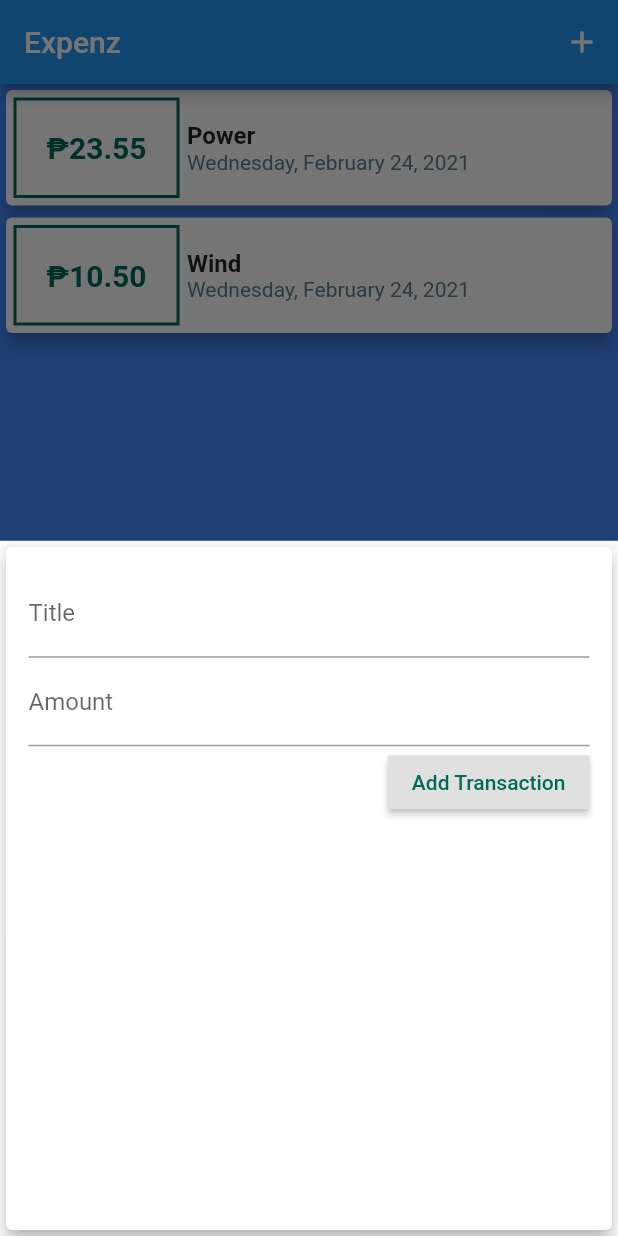
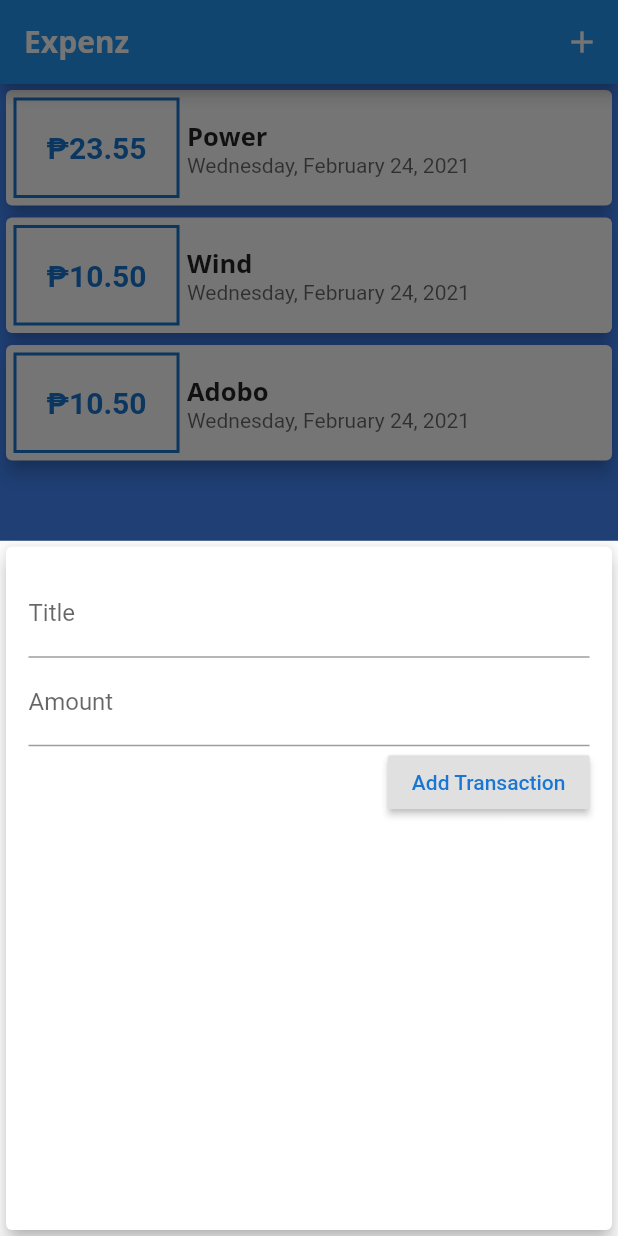
Before and after one commit to EleaFederio/expensesApp, a Flutter app: the screen it shows after launch, after a tap on the "add" icon, on a phone screen of 412 x 824 dp. Run offline on Flutter 3.47's test engine with Material 2 defaults, Android fonts, the phone set to English and light mode, and no system bars.

Commit message:
add global theme

```diff
--- a/lib/main.dart
+++ b/lib/main.dart
@@ -14,6 +14,21 @@ class MyApp extends StatelessWidget {
       title: 'Flutter Demo',
       theme: ThemeData(
         primarySwatch: Colors.blue,
+        secondaryHeaderColor: Colors.amber,
+        accentColor: Colors.orange[800],
+        fontFamily: 'Quicksand',
+        textTheme: ThemeData.light().textTheme.copyWith(
+            title: TextStyle(
+                fontFamily: 'OpenSans',
+                fontWeight: FontWeight.w600,
+                fontSize: 17)),
+        appBarTheme: AppBarTheme(
+          textTheme: ThemeData.light().textTheme.copyWith(
+              title: TextStyle(
+                  fontFamily: 'OpenSans',
+                  fontSize: 20,
+                  fontWeight: FontWeight.w800)),
+        ),
         visualDensity: VisualDensity.adaptivePlatformDensity,
       ),
       home: MyHomePage(),
@@ -22,26 +37,27 @@ class MyApp extends StatelessWidget {
 }
 
 class MyHomePage extends StatefulWidget {
-
   @override
   _MyHomePageState createState() => _MyHomePageState();
 }
 
 class _MyHomePageState extends State<MyHomePage> {
-
   final List<Transaction> _userTransactions = [
     Transaction(id: 't1', title: 'Power', amount: 23.55, date: DateTime.now()),
-    Transaction(id: 't1', title: 'Wind', amount: 10.50, date: DateTime.now())
+    Transaction(id: 't1', title: 'Wind', amount: 10.50, date: DateTime.now()),
+    Transaction(id: 't1', title: 'Adobo', amount: 10.50, date: DateTime.now())
   ];
 
-  void _addNewTransaction(String transactionTitle, double transactionAmount){
+  void _addNewTransaction(String transactionTitle, double transactionAmount) {
     final newTransaction = Transaction(
         title: transactionTitle,
         amount: transactionAmount,
         date: DateTime.now(),
-      id: DateTime.now().toString()
-    );
-    print('transaction title = ' +transactionTitle + ' ' + transactionAmount.toString());
+        id: DateTime.now().toString());
+    print('transaction title = ' +
+        transactionTitle +
+        ' ' +
+        transactionAmount.toString());
     setState(() {
       _userTransactions.add(newTransaction);
     });
@@ -50,15 +66,14 @@ class _MyHomePageState extends State<MyHomePage> {
   void _startAddNewTransaction(BuildContext modalContext) {
     showModalBottomSheet(
         context: modalContext,
-      builder: (_){
+        builder: (_) {
           // GestureDetector prevent from closing when pressed inside the new transaction widget
           return GestureDetector(
             // onTap: () { },
             child: NewTransaction(_addNewTransaction),
             // behavior: HitTestBehavior.opaque,
           );
-      }
-    );
+        });
   }
 
   @override
@@ -70,8 +85,7 @@ class _MyHomePageState extends State<MyHomePage> {
           IconButton(
               icon: Icon(Icons.add),
               color: Colors.white,
-            onPressed: () => _startAddNewTransaction(context)
-          ),
+              onPressed: () => _startAddNewTransaction(context)),
         ],
       ),
       body: SingleChildScrollView(child: TransactionList(_userTransactions)),
@@ -80,8 +94,7 @@ class _MyHomePageState extends State<MyHomePage> {
           child: Icon(
             Icons.add,
           ),
-        onPressed: () => _startAddNewTransaction(context)
-      ),
+          onPressed: () => _startAddNewTransaction(context)),
     );
   }
 }
--- a/lib/widgets/new_transaction.dart
+++ b/lib/widgets/new_transaction.dart
@@ -1,9 +1,7 @@
 import 'package:flutter/material.dart';
 
 class NewTransaction extends StatefulWidget {
-
   final Function addTransaction;
-
 
   NewTransaction(this.addTransaction);
 
@@ -12,17 +10,18 @@ class NewTransaction extends StatefulWidget {
 }
 
 class _NewTransactionState extends State<NewTransaction> {
-
   final titleController = TextEditingController();
   final amountController = TextEditingController();
 
   void submitData() {
     final enteredTitle = titleController.text;
     final enteredAmount = double.parse(amountController.text);
-    if(enteredTitle.isEmpty || enteredAmount <= 0){
+    if (enteredTitle.isEmpty || enteredAmount <= 0) {
       return;
     }
     widget.addTransaction(enteredTitle, enteredAmount);
+    // to close the add new transaction wedget when hit the Add Transaction button
+    Navigator.of(context).pop();
   }
 
   @override
@@ -36,16 +35,12 @@ class _NewTransactionState extends State<NewTransaction> {
             crossAxisAlignment: CrossAxisAlignment.end,
             children: <Widget>[
               TextField(
-              decoration: InputDecoration(
-                labelText: 'Title'
-              ),
+                decoration: InputDecoration(labelText: 'Title'),
                 controller: titleController,
                 onSubmitted: (_) => submitData,
               ),
               TextField(
-              decoration: InputDecoration(
-                labelText: 'Amount'
-              ),
+                decoration: InputDecoration(labelText: 'Amount'),
                 controller: amountController,
                 keyboardType: TextInputType.number,
                 // i get an argument but i don't care about it
@@ -53,11 +48,10 @@ class _NewTransactionState extends State<NewTransaction> {
               ),
               RaisedButton(
                 child: Text('Add Transaction'),
-              textColor: Colors.teal[800],
+                textColor: Theme.of(context).primaryColorDark,
                 onPressed: submitData,
               )
-          ]
-        ),
+            ]),
       ),
     );
   }
--- a/lib/widgets/transaction_list.dart
+++ b/lib/widgets/transaction_list.dart
@@ -3,10 +3,8 @@ import 'package:intl/intl.dart';
 import 'package:personalexpences/models/transaction.dart';
 
 class TransactionList extends StatelessWidget {
-
   final List<Transaction> transactions;
   TransactionList(this.transactions);
-
 
   @override
   Widget build(BuildContext context) {
@@ -16,16 +14,14 @@ class TransactionList extends StatelessWidget {
       child: ListView.builder(
         itemBuilder: (context, item) {
           return Card(
-            child: Row(
-              children: <Widget>[
+            child: Row(children: <Widget>[
               Container(
                   margin: EdgeInsets.all(5.0),
                   decoration: BoxDecoration(
                       border: Border.all(
-                      color: Colors.teal[800],
+                    color: Theme.of(context).primaryColorDark,
                     width: 2.0,
-                    )
-                  ),
+                  )),
                   padding: EdgeInsets.all(20.0),
                   child: Text(
                     // '₱ ' + transaction.amount.toString(),
@@ -34,30 +30,22 @@ class TransactionList extends StatelessWidget {
                     style: TextStyle(
                         fontWeight: FontWeight.bold,
                         fontSize: 20.0,
-                      color: Colors.teal[800]
-                    ),
-                  )
-                ),
+                        color: Theme.of(context).primaryColorDark),
+                  )),
               Column(
                 crossAxisAlignment: CrossAxisAlignment.start,
                 children: <Widget>[
                   Text(
                     transactions[item].title,
-                      style: TextStyle(
-                        fontWeight: FontWeight.bold,
-                        fontSize: 16.0
-                      ),
+                    style: Theme.of(context).textTheme.title,
                   ),
                   Text(
                     DateFormat.yMMMMEEEEd().format(transactions[item].date),
-                      style: TextStyle(
-                        color: Colors.blueGrey[500]
-                      ),
+                    style: TextStyle(color: Theme.of(context).hintColor),
                   )
                 ],
               ),
-              ]
-            ),
+            ]),
             elevation: 5,
           );
         },
@@ -65,6 +53,4 @@ class TransactionList extends StatelessWidget {
       ),
     );
   }
-
-
 }
```
Also changed, not shown: pubspec.yaml (+11 -6 lines), assets/fonts/OpenSans-Bold.ttf (added), assets/fonts/OpenSans-Regular.ttf (added), assets/fonts/Quicksand-Bold.ttf (added), assets/fonts/Quicksand-Light.ttf (added), assets/fonts/Quicksand-Medium.ttf (added), assets/fonts/Quicksand-Regular.ttf (added). Lines whose indentation alone changed are shown as unchanged.
